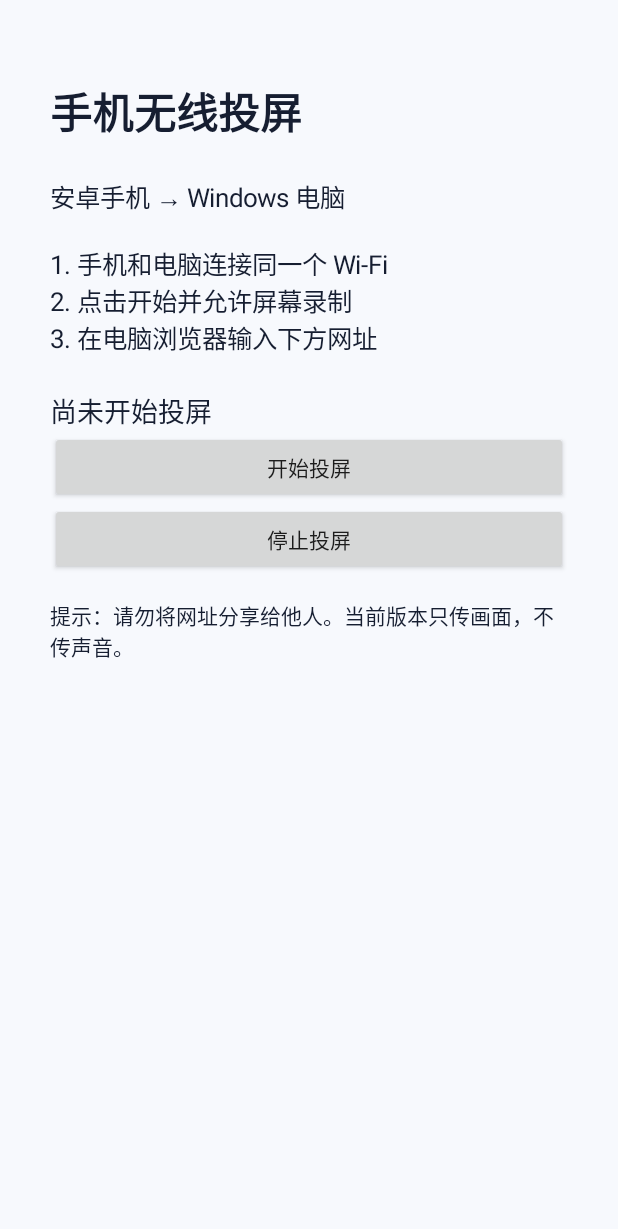
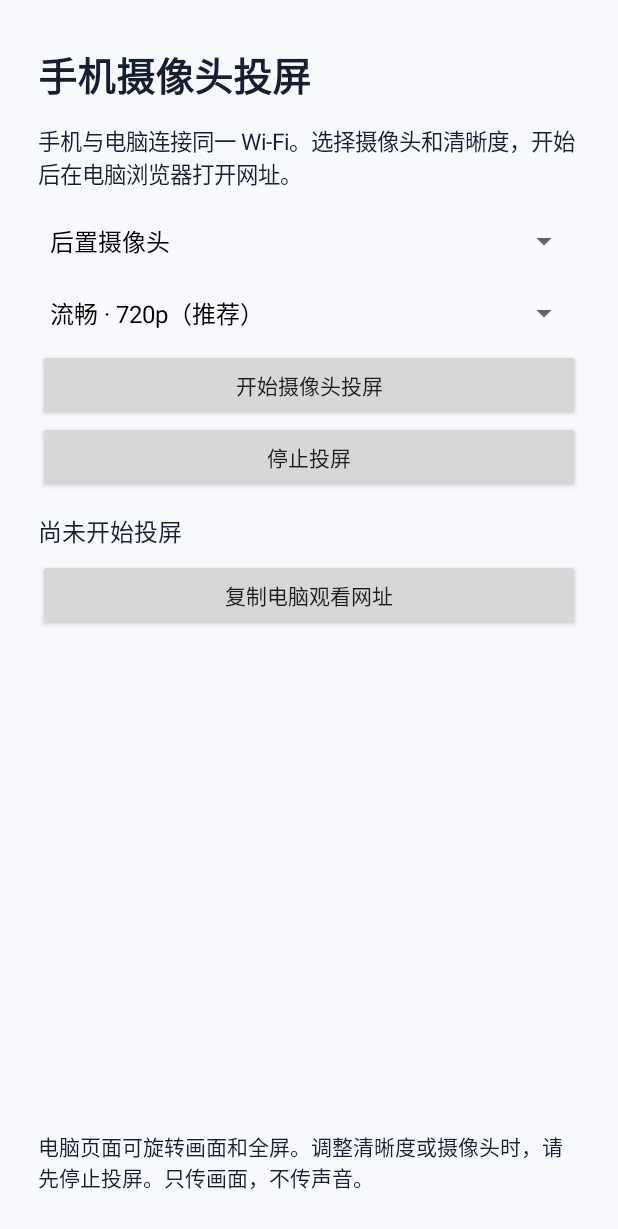
Before and after one commit to 2377688349/xiaogege, an Android app: the screen it shows after launch (MainActivity), on a phone screen of 412 x 824 dp. Shown: the top 1229 px of the screen. Run offline under Robolectric (Android 15) with nearby library versions, the phone set to English and light mode, and no system bars; 1 statement that could not run was skipped.

Commit message:
Build camera streaming: app/src/main/java/com/weiwei/wificast/MainActivity.java

```diff
--- a/wifi-cast/app/src/main/java/com/weiwei/wificast/MainActivity.java
+++ b/wifi-cast/app/src/main/java/com/weiwei/wificast/MainActivity.java
@@ -1,13 +1,13 @@
 package com.weiwei.wificast;
-
-import android.app.*;import android.content.*;import android.media.projection.MediaProjectionManager;import android.os.*;import android.view.*;import android.widget.*;import android.graphics.Color;import java.net.*;import java.util.*;
+import android.Manifest;import android.app.*;import android.content.*;import android.content.pm.PackageManager;import android.graphics.*;import android.os.*;import android.view.*;import android.widget.*;import java.net.*;import java.util.*;
 
 public class MainActivity extends Activity {
- TextView status; Handler h=new Handler(); Runnable refresh; static final int REQUEST=91;
- String address(){try{Enumeration<NetworkInterface> ni=NetworkInterface.getNetworkInterfaces();while(ni.hasMoreElements()){NetworkInterface n=ni.nextElement(); if(!n.isUp()||n.isLoopback()||!n.getName().startsWith("wlan"))continue; Enumeration<InetAddress> aa=n.getInetAddresses();while(aa.hasMoreElements()){InetAddress a=aa.nextElement();if(a instanceof Inet4Address&&!a.isLoopbackAddress())return a.getHostAddress();}}}catch(Exception ignored){}return null;}
+ TextView status; ImageView preview; Spinner lens,quality; Handler h=new Handler(); Runnable refresh; Button copy; static final int PERMISSION=17; String url="";
+ String address(){try{Enumeration<NetworkInterface> ni=NetworkInterface.getNetworkInterfaces();while(ni.hasMoreElements()){NetworkInterface n=ni.nextElement();if(!n.isUp()||n.isLoopback()||!n.getName().startsWith("wlan"))continue;Enumeration<InetAddress> aa=n.getInetAddresses();while(aa.hasMoreElements()){InetAddress a=aa.nextElement();if(a instanceof Inet4Address&&!a.isLoopbackAddress())return a.getHostAddress();}}}catch(Exception ignored){}return null;}
  TextView text(String s,int size){TextView v=new TextView(this);v.setText(s);v.setTextColor(Color.rgb(22,30,49));v.setTextSize(size);return v;}
- public void onCreate(Bundle b){super.onCreate(b);LinearLayout root=new LinearLayout(this);root.setPadding(50,80,50,40);root.setOrientation(1);root.setBackgroundColor(Color.rgb(247,249,253));TextView title=text("手机无线投屏",28);title.setTypeface(null,1);root.addView(title);TextView hint=text("安卓手机 → Windows 电脑\n\n1. 手机和电脑连接同一个 Wi-Fi\n2. 点击开始并允许屏幕录制\n3. 在电脑浏览器输入下方网址",17);hint.setPadding(0,35,0,35);root.addView(hint);status=text("尚未开始投屏",18);status.setTextIsSelectable(true);root.addView(status);Button start=new Button(this);start.setText("开始投屏");root.addView(start);Button stop=new Button(this);stop.setText("停止投屏");root.addView(stop);TextView note=text("提示：请勿将网址分享给他人。当前版本只传画面，不传声音。",14);note.setPadding(0,25,0,0);root.addView(note);setContentView(root);
- start.setOnClickListener(v->{if(address()==null){status.setText("请先连接 Wi-Fi");return;} MediaProjectionManager m=(MediaProjectionManager)getSystemService(MEDIA_PROJECTION_SERVICE);startActivityForResult(m.createScreenCaptureIntent(),REQUEST);});stop.setOnClickListener(v->{stopService(new Intent(this,CastService.class));});refresh=()->{if(CastService.running){String ip=address();status.setText(ip==null?"请先连接 Wi-Fi":"电脑浏览器打开：\nhttp://"+ip+":"+CastService.PORT+"/"+CastService.token);}else status.setText("尚未开始投屏");h.postDelayed(refresh,1000);};h.post(refresh);}
- protected void onActivityResult(int req,int result,Intent data){super.onActivityResult(req,result,data);if(req==REQUEST&&result==RESULT_OK&&data!=null){Intent i=new Intent(this,CastService.class);i.putExtra("result",result);i.putExtra("data",data);startForegroundService(i);}else if(req==REQUEST)Toast.makeText(this,"未获得屏幕录制授权",Toast.LENGTH_LONG).show();}
+ void launch(){if(address()==null){Toast.makeText(this,"请先连接 Wi-Fi",Toast.LENGTH_LONG).show();return;} if(CastService.running){Toast.makeText(this,"请先停止投屏，再调整设置",Toast.LENGTH_LONG).show();return;} Intent i=new Intent(this,CastService.class);i.putExtra("front",lens.getSelectedItemPosition()==1);i.putExtra("hd",quality.getSelectedItemPosition()==1);try{startForegroundService(i);}catch(Exception e){Toast.makeText(this,"无法启动摄像头："+e.getMessage(),Toast.LENGTH_LONG).show();}}
+ public void onCreate(Bundle b){super.onCreate(b);ScrollView scroll=new ScrollView(this);LinearLayout root=new LinearLayout(this);root.setPadding(38,45,38,35);root.setOrientation(1);root.setBackgroundColor(Color.rgb(247,249,253));scroll.addView(root);TextView title=text("手机摄像头投屏",26);title.setTypeface(null,1);root.addView(title);TextView hint=text("手机与电脑连接同一 Wi-Fi。选择摄像头和清晰度，开始后在电脑浏览器打开网址。",15);hint.setPadding(0,20,0,15);root.addView(hint);lens=new Spinner(this);lens.setAdapter(new ArrayAdapter<String>(this,android.R.layout.simple_spinner_dropdown_item,new String[]{"后置摄像头","前置摄像头"}));root.addView(lens);quality=new Spinner(this);quality.setAdapter(new ArrayAdapter<String>(this,android.R.layout.simple_spinner_dropdown_item,new String[]{"流畅 · 720p（推荐）","高清 · 1080p（视设备支持）"}));root.addView(quality);Button start=new Button(this);start.setText("开始摄像头投屏");root.addView(start);Button stop=new Button(this);stop.setText("停止投屏");root.addView(stop);status=text("尚未开始投屏",16);status.setTextIsSelectable(true);status.setPadding(0,20,0,10);root.addView(status);copy=new Button(this);copy.setText("复制电脑观看网址");root.addView(copy);preview=new ImageView(this);preview.setAdjustViewBounds(true);root.addView(preview,new LinearLayout.LayoutParams(-1,500));TextView note=text("电脑页面可旋转画面和全屏。调整清晰度或摄像头时，请先停止投屏。只传画面，不传声音。",14);root.addView(note);setContentView(scroll);
+ start.setOnClickListener(v->{if(checkSelfPermission(Manifest.permission.CAMERA)!=PackageManager.PERMISSION_GRANTED)requestPermissions(new String[]{Manifest.permission.CAMERA},PERMISSION);else launch();});stop.setOnClickListener(v->stopService(new Intent(this,CastService.class)));copy.setOnClickListener(v->{if(url.isEmpty()){Toast.makeText(this,"请先开始投屏",Toast.LENGTH_SHORT).show();return;}((android.content.ClipboardManager)getSystemService(CLIPBOARD_SERVICE)).setPrimaryClip(ClipData.newPlainText("投屏网址",url));Toast.makeText(this,"网址已复制，可通过微信发送到电脑",Toast.LENGTH_LONG).show();});refresh=()->{if(CastService.running){String ip=address();url=ip==null?"":"http://"+ip+":"+CastService.PORT+"/"+CastService.token;status.setText(url.isEmpty()?"请连接 Wi-Fi":"电脑打开：\n"+url+"\n\n"+CastService.status);byte[] f=CastService.frame;if(f!=null){Bitmap bm=BitmapFactory.decodeByteArray(f,0,f.length);if(bm!=null)preview.setImageBitmap(bm);}}else{url="";status.setText(CastService.status.isEmpty()?"尚未开始投屏":CastService.status);preview.setImageDrawable(null);}h.postDelayed(refresh,700);};h.post(refresh);}
+ public void onRequestPermissionsResult(int req,String[] p,int[] g){super.onRequestPermissionsResult(req,p,g);if(req==PERMISSION&&g.length>0&&g[0]==PackageManager.PERMISSION_GRANTED)launch();else Toast.makeText(this,"需要摄像头权限才能投屏",Toast.LENGTH_LONG).show();}
  protected void onDestroy(){h.removeCallbacks(refresh);super.onDestroy();}
 }
```
